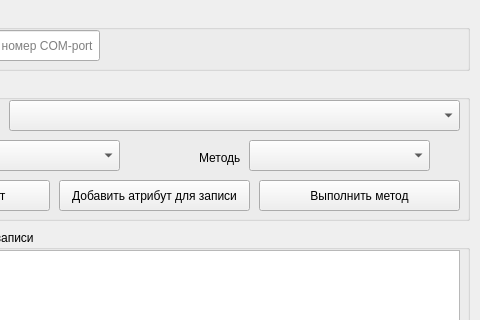
The window that libs/maket.ui (loccupy/Emergency_Configurator) describes before a commit, drawn with Qt 5; both pictures show x 151 to 631 and y 0 to 320 of the 631 by 702 pixel window.
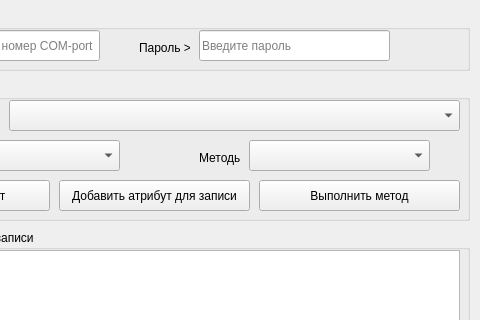
The same window after the commit.

```diff
--- a/libs/maket.ui
+++ b/libs/maket.ui
@@ -84,6 +84,47 @@
      <string>COM порт &gt;</string>
     </property>
    </widget>
+   <widget class="QLineEdit" name="enter_pass">
+    <property name="geometry">
+     <rect>
+      <x>340</x>
+      <y>20</y>
+      <width>191</width>
+      <height>31</height>
+     </rect>
+    </property>
+    <property name="text">
+     <string/>
+    </property>
+    <property name="maxLength">
+     <number>30</number>
+    </property>
+    <property name="alignment">
+     <set>Qt::AlignLeading|Qt::AlignLeft|Qt::AlignVCenter</set>
+    </property>
+    <property name="dragEnabled">
+     <bool>false</bool>
+    </property>
+    <property name="readOnly">
+     <bool>false</bool>
+    </property>
+    <property name="placeholderText">
+     <string>Введите пароль</string>
+    </property>
+   </widget>
+   <widget class="QLabel" name="label_5">
+    <property name="geometry">
+     <rect>
+      <x>280</x>
+      <y>30</y>
+      <width>51</width>
+      <height>16</height>
+     </rect>
+    </property>
+    <property name="text">
+     <string>Пароль &gt;</string>
+    </property>
+   </widget>
   </widget>
   <widget class="QTextEdit" name="textEdit">
    <property name="enabled">
```
